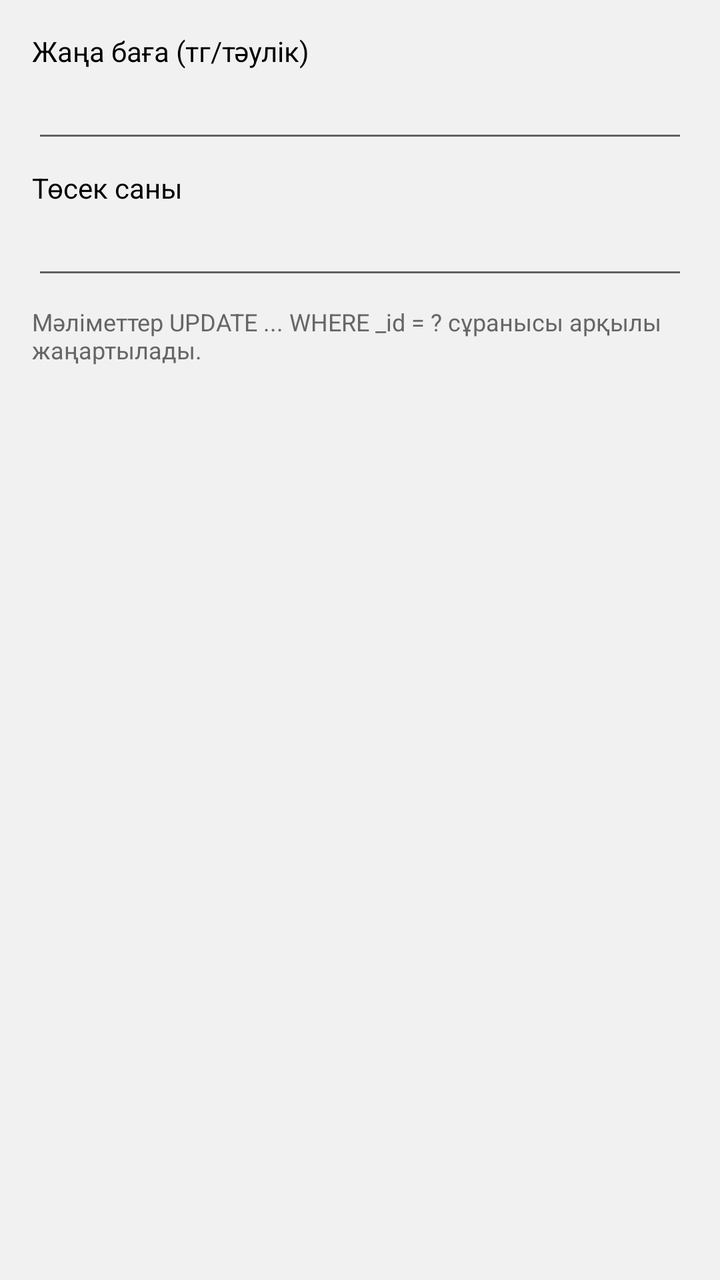
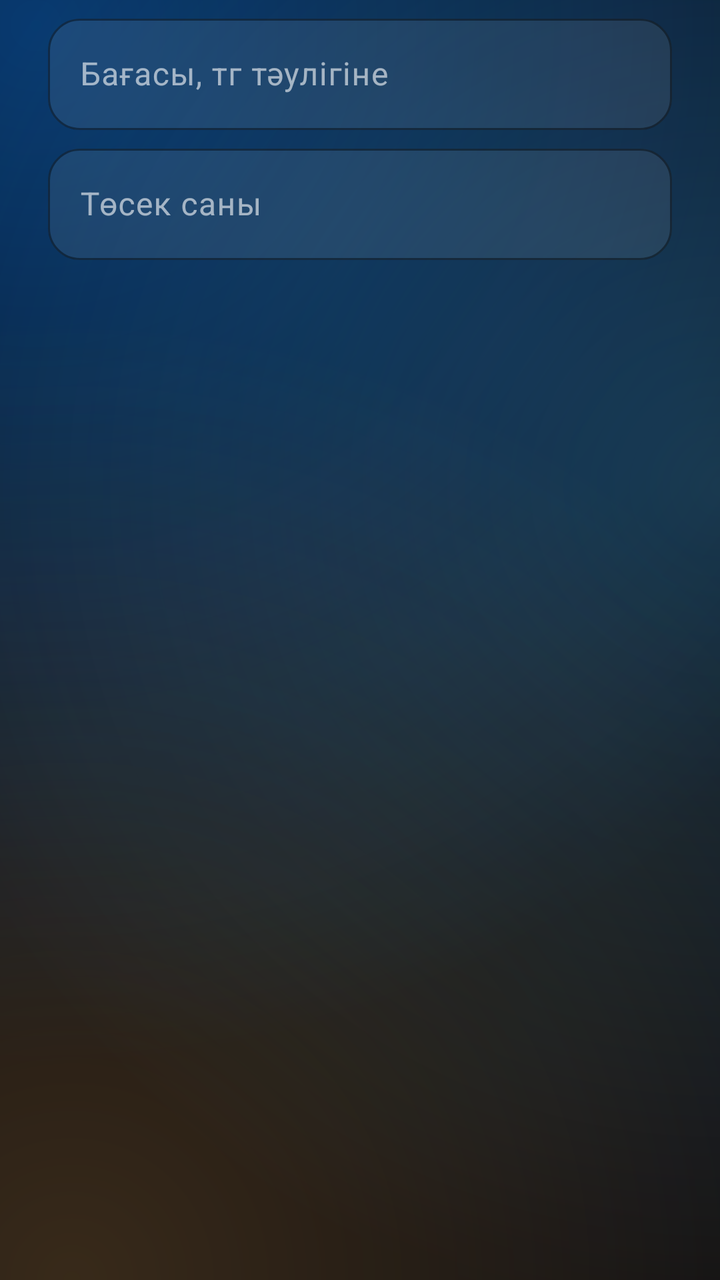

Before-and-after screenshots of an Android layout around one commit, followed by the original layout XML and the change that was made.
<!-- AndroidManifest.xml: application theme Theme.Hotel -->
<!-- res/layout/dialog_edit_room.xml -->
<?xml version="1.0" encoding="utf-8"?>
<LinearLayout xmlns:android="http://schemas.android.com/apk/res/android"
    android:layout_width="match_parent"
    android:layout_height="wrap_content"
    android:orientation="vertical"
    android:padding="16dp">

    <TextView
        android:layout_width="match_parent"
        android:layout_height="wrap_content"
        android:text="Жаңа баға (тг/тәулік)"
        android:textColor="@color/black"
        android:textSize="14sp" />

    <EditText
        android:id="@+id/editPrice"
        android:layout_width="match_parent"
        android:layout_height="wrap_content"
        android:importantForAutofill="no"
        android:inputType="number"
        android:textColor="@color/black" />

    <TextView
        android:layout_width="match_parent"
        android:layout_height="wrap_content"
        android:layout_marginTop="8dp"
        android:text="Төсек саны"
        android:textColor="@color/black"
        android:textSize="14sp" />

    <EditText
        android:id="@+id/editBeds"
        android:layout_width="match_parent"
        android:layout_height="wrap_content"
        android:importantForAutofill="no"
        android:inputType="number"
        android:textColor="@color/black" />

    <TextView
        android:layout_width="match_parent"
        android:layout_height="wrap_content"
        android:layout_marginTop="8dp"
        android:text="Мәліметтер UPDATE ... WHERE _id = ? сұранысы арқылы жаңартылады."
        android:textColor="@color/text_second"
        android:textSize="12sp" />
</LinearLayout>
<!-- resources referenced by this layout -->
<resources>
  <color name="black">#FF000000</color>
  <color name="text_second">#FF666666</color>
  <style name="Theme.Hotel" parent="Theme.AppCompat.Light.NoActionBar">
          <item name="colorPrimary">@color/primary</item>
          <item name="colorPrimaryDark">@color/primary_dark</item>
          <item name="colorAccent">@color/accent</item>
          <item name="android:windowBackground">@color/screen</item>
      </style>
  <color name="primary">#FF4E342E</color>
  <color name="primary_dark">#FF3E2723</color>
  <color name="accent">#FF00796B</color>
  <color name="screen">#FFF1F1F1</color>
</resources>

<!-- the commit's change to res/layout/dialog_edit_room.xml (unified diff, before → after) -->
@@ -3,44 +3,36 @@
     android:layout_width="match_parent"
     android:layout_height="wrap_content"
     android:orientation="vertical"
-    android:padding="16dp">
+    android:paddingStart="24dp"
+    android:paddingTop="4dp"
+    android:paddingEnd="24dp">
 
-    <TextView
+    <com.google.android.material.textfield.TextInputLayout
+        style="@style/Widget.Hotel.Input"
         android:layout_width="match_parent"
         android:layout_height="wrap_content"
-        android:text="Жаңа баға (тг/тәулік)"
-        android:textColor="@color/black"
-        android:textSize="14sp" />
+        android:hint="Бағасы, тг тәулігіне">
 
-    <EditText
-        android:id="@+id/editPrice"
+        <com.google.android.material.textfield.TextInputEditText
+            android:id="@+id/editPrice"
+            android:layout_width="match_parent"
+            android:layout_height="wrap_content"
+            android:importantForAutofill="no"
+            android:inputType="number" />
+    </com.google.android.material.textfield.TextInputLayout>
+
+    <com.google.android.material.textfield.TextInputLayout
+        style="@style/Widget.Hotel.Input"
         android:layout_width="match_parent"
         android:layout_height="wrap_content"
-        android:importantForAutofill="no"
-        android:inputType="number"
-        android:textColor="@color/black" />
+        android:layout_marginTop="4dp"
+        android:hint="Төсек саны">
 
-    <TextView
-        android:layout_width="match_parent"
-        android:layout_height="wrap_content"
-        android:layout_marginTop="8dp"
-        android:text="Төсек саны"
-        android:textColor="@color/black"
-        android:textSize="14sp" />
-
-    <EditText
-        android:id="@+id/editBeds"
-        android:layout_width="match_parent"
-        android:layout_height="wrap_content"
-        android:importantForAutofill="no"
-        android:inputType="number"
-        android:textColor="@color/black" />
-
-    <TextView
-        android:layout_width="match_parent"
-        android:layout_height="wrap_content"
-        android:layout_marginTop="8dp"
-        android:text="Мәліметтер UPDATE ... WHERE _id = ? сұранысы арқылы жаңартылады."
-        android:textColor="@color/text_second"
-        android:textSize="12sp" />
+        <com.google.android.material.textfield.TextInputEditText
+            android:id="@+id/editBeds"
+            android:layout_width="match_parent"
+            android:layout_height="wrap_content"
+            android:importantForAutofill="no"
+            android:inputType="number" />
+    </com.google.android.material.textfield.TextInputLayout>
 </LinearLayout>
<!-- resource entries referenced after the edit -->
@@ -1,16 +1,127 @@
 <!-- resources referenced by this layout -->
 <resources>
-  <color name="black">#FF000000</color>
-  <color name="text_second">#FF666666</color>
-  <style name="Theme.Hotel" parent="Theme.AppCompat.Light.NoActionBar">
-          <item name="colorPrimary">@color/primary</item>
-          <item name="colorPrimaryDark">@color/primary_dark</item>
-          <item name="colorAccent">@color/accent</item>
-          <item name="android:windowBackground">@color/screen</item>
+  <style name="Widget.Hotel.Input" parent="Widget.Material3.TextInputLayout.OutlinedBox">
+          <item name="boxBackgroundColor">@color/paper_2</item>
+          <item name="boxStrokeColor">@color/accent_2</item>
+          <item name="boxStrokeWidth">1dp</item>
+          <item name="boxStrokeWidthFocused">2dp</item>
+          <item name="hintTextColor">@color/accent_2</item>
+          <item name="android:textColorHint">@color/muted</item>
+          <item name="boxCornerRadiusTopStart">16dp</item>
+          <item name="boxCornerRadiusTopEnd">16dp</item>
+          <item name="boxCornerRadiusBottomStart">16dp</item>
+          <item name="boxCornerRadiusBottomEnd">16dp</item>
       </style>
-  <color name="primary">#FF4E342E</color>
-  <color name="primary_dark">#FF3E2723</color>
-  <color name="accent">#FF00796B</color>
-  <color name="screen">#FFF1F1F1</color>
+  <style name="Theme.Hotel" parent="Theme.Material3.Dark.NoActionBar">
+          <item name="colorPrimary">@color/accent</item>
+          <item name="colorOnPrimary">@color/accent_ink</item>
+          <item name="colorPrimaryContainer">@color/sheet</item>
+          <item name="colorOnPrimaryContainer">@color/ink</item>
+          <item name="colorSecondary">@color/accent_2</item>
+          <item name="colorOnSecondary">@color/paper</item>
+          <item name="colorSecondaryContainer">@color/sheet</item>
+          <item name="colorOnSecondaryContainer">@color/ink</item>
+          <item name="colorSurface">@color/sheet</item>
+          <item name="colorOnSurface">@color/ink</item>
+          <item name="colorOnSurfaceVariant">@color/muted</item>
+          <item name="colorSurfaceContainerHigh">@color/sheet</item>
+          <item name="colorOutline">@color/card_edge</item>
+          <item name="colorOutlineVariant">@color/rule</item>
+          <item name="colorError">@color/warn</item>
+          <item name="colorControlActivated">@color/accent_2</item>
+          <item name="android:statusBarColor">@android:color/transparent</item>
+          <item name="android:navigationBarColor">@android:color/transparent</item>
+          <item name="android:windowLightStatusBar">false</item>
+          <item name="android:windowLightNavigationBar">false</item>
+          <item name="android:windowBackground">@drawable/bg_screen</item>
+          <item name="android:textColorPrimary">@color/ink</item>
+          <item name="android:textColorSecondary">@color/muted</item>
+          <item name="materialAlertDialogTheme">@style/ThemeOverlay.Hotel.Dialog</item>
+          <item name="alertDialogTheme">@style/ThemeOverlay.Hotel.AlertDialog</item>
+      </style>
+  <color name="paper_2">#14FFFFFF</color>
+  <color name="accent_2">#FF64D2FF</color>
+  <color name="muted">#99FFFFFF</color>
+  <color name="accent">#FF0A84FF</color>
+  <color name="accent_ink">#FFFFFFFF</color>
+  <color name="sheet">#FF1B2234</color>
+  <color name="ink">#FFFFFFFF</color>
+  <color name="paper">#FF05070F</color>
+  <color name="card_edge">#33FFFFFF</color>
+  <color name="rule">#1FFFFFFF</color>
+  <color name="warn">#FFFF9A91</color>
+  <!-- drawable bg_screen (drawable) -->
+  <?xml version="1.0" encoding="utf-8"?>
+  <layer-list xmlns:android="http://schemas.android.com/apk/res/android">
+      <item>
+          <shape android:shape="rectangle">
+              <solid android:color="@color/paper" />
+          </shape>
+      </item>
+      <item>
+          <shape android:shape="rectangle">
+              <gradient
+                  android:centerX="0.05"
+                  android:centerY="0.02"
+                  android:endColor="#000A84FF"
+                  android:gradientRadius="520dp"
+                  android:startColor="#660A84FF"
+                  android:type="radial" />
+          </shape>
+      </item>
+      <item>
+          <shape android:shape="rectangle">
+              <gradient
+                  android:centerX="1.0"
+                  android:centerY="0.38"
+                  android:endColor="#0064D2FF"
+                  android:gradientRadius="420dp"
+                  android:startColor="#3364D2FF"
+                  android:type="radial" />
+          </shape>
+      </item>
+      <item>
+          <shape android:shape="rectangle">
+              <gradient
+                  android:centerX="0.1"
+                  android:centerY="1.0"
+                  android:endColor="#00FFB340"
+                  android:gradientRadius="480dp"
+                  android:startColor="#33FFB340"
+                  android:type="radial" />
+          </shape>
+      </item>
+  </layer-list>
+  <style name="ThemeOverlay.Hotel.Dialog" parent="ThemeOverlay.Material3.MaterialAlertDialog">
+          <item name="colorSurface">@color/sheet</item>
+          <item name="shapeAppearanceOverlay">@style/ShapeAppearance.Hotel.Round</item>
+          <item name="materialAlertDialogTitleTextStyle">@style/Text.Hotel.DialogTitle</item>
+      </style>
+  <style name="ThemeOverlay.Hotel.AlertDialog" parent="ThemeOverlay.Material3.Dialog.Alert">
+          <item name="android:windowBackground">@drawable/bg_dialog</item>
+          <item name="colorSurface">@color/sheet</item>
+          <item name="buttonBarButtonStyle">@style/Widget.Material3.Button.TextButton.Dialog</item>
+      </style>
+  <style name="ShapeAppearance.Hotel.Round" parent="">
+          <item name="cornerFamily">rounded</item>
+          <item name="cornerSize">28dp</item>
+      </style>
+  <style name="Text.Hotel.DialogTitle" parent="MaterialAlertDialog.Material3.Title.Text">
+          <item name="android:fontFamily">sans-serif</item>
+          <item name="fontFamily">sans-serif</item>
+          <item name="android:textFontWeight">700</item>
+          <item name="android:textColor">@color/ink</item>
+      </style>
+  <!-- drawable bg_dialog (drawable) -->
+  <?xml version="1.0" encoding="utf-8"?>
+  <inset xmlns:android="http://schemas.android.com/apk/res/android"
+      android:insetLeft="12dp"
+      android:insetRight="12dp">
+      <shape android:shape="rectangle">
+          <solid android:color="@color/sheet" />
+          <stroke android:width="1dp" android:color="@color/card_edge" />
+          <corners android:radius="28dp" />
+      </shape>
+  </inset>
 </resources>
 
